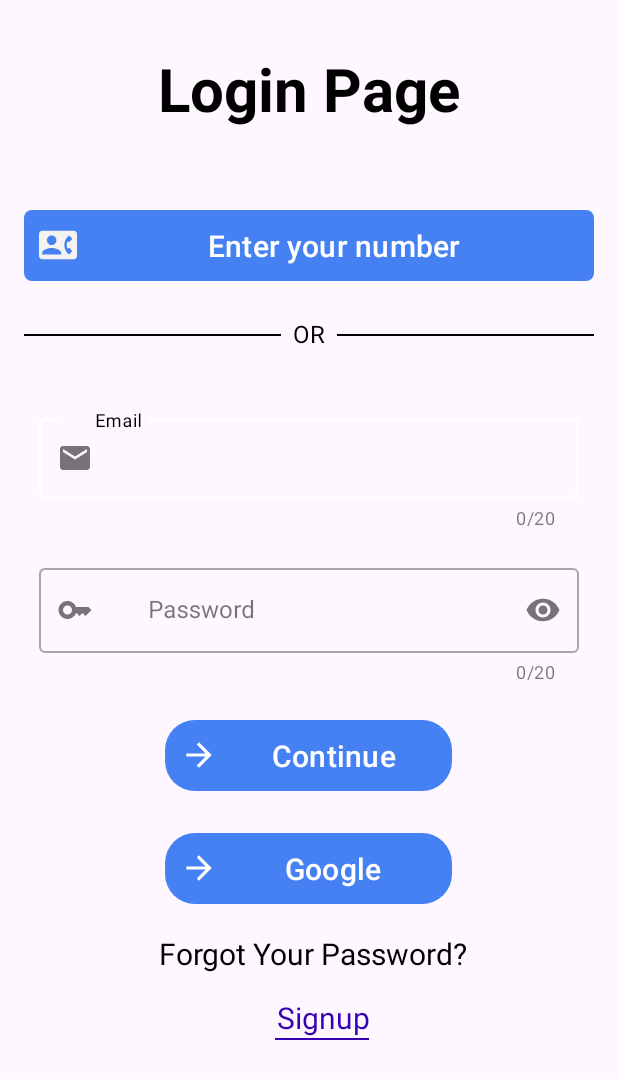
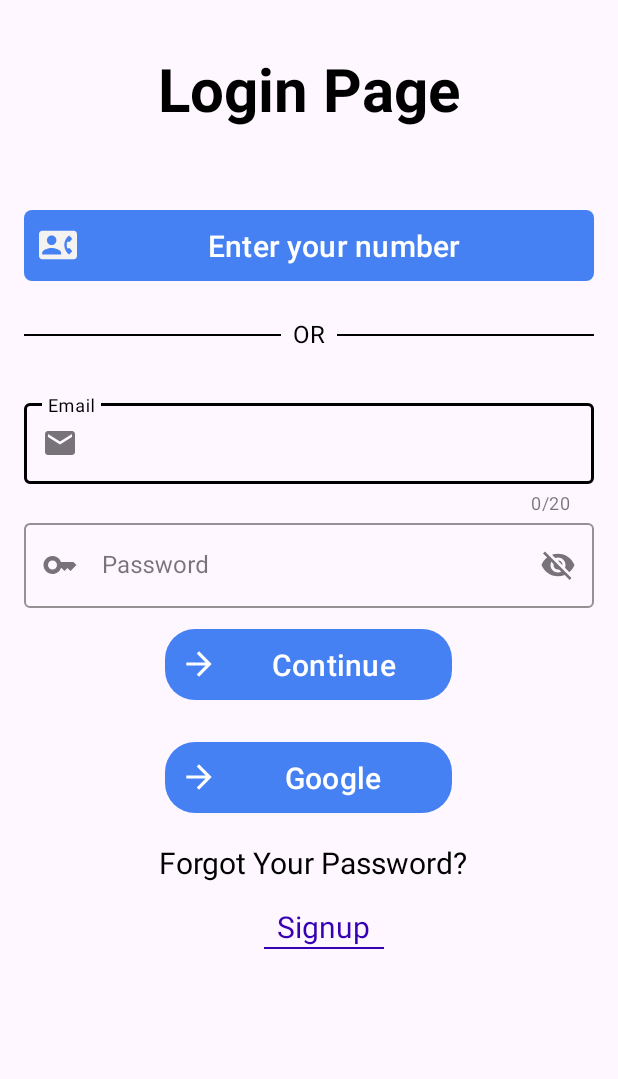
Before and after one commit to shushilgautam/Ride-Sharing-Application---Java, an Android app: the screen it shows after launch (LoginActivity), on a phone screen of 412 x 824 dp. Shown: the top 1079 px of the screen. Run offline under Robolectric (Android 15) with nearby library versions, the phone set to English and light mode, and no system bars.

Commit message:
login and signup

```diff
--- a/app/src/main/java/com/example/ridesharing/Activity/LoginActivity.java
+++ b/app/src/main/java/com/example/ridesharing/Activity/LoginActivity.java
@@ -1,6 +1,10 @@
 package com.example.ridesharing.Activity;
 
+import android.content.Intent;
 import android.os.Bundle;
+import android.view.View;
+import android.widget.Button;
+import android.widget.TextView;
 
 import androidx.annotation.Nullable;
 import androidx.appcompat.app.AppCompatActivity;
@@ -9,10 +13,31 @@ import com.example.ridesharing.R;
 
 
 public class LoginActivity extends AppCompatActivity {
+    TextView signup;
+    Button login;
     @Override
     protected void onCreate(@Nullable Bundle savedInstanceState) {
         super.onCreate(savedInstanceState);
         setContentView(R.layout.loginpage);
 
+        signup=findViewById(R.id.signupTextView);
+        login=findViewById(R.id.continebutton);
+
+        signup.setOnClickListener(new View.OnClickListener() {
+            @Override
+            public void onClick(View v) {
+                Intent i = new Intent(LoginActivity.this,SignupActivity.class);
+                startActivity(i);
+            }
+        });
+        login.setOnClickListener(new View.OnClickListener() {
+            @Override
+            public void onClick(View v) {
+                Intent i = new Intent(LoginActivity.this,HomeActivity.class);
+                startActivity(i);
+            }
+        });
+
+
     }
 }
--- a/app/src/main/res/layout/loginpage.xml
+++ b/app/src/main/res/layout/loginpage.xml
@@ -1,9 +1,9 @@
 <?xml version="1.0" encoding="utf-8"?>
-<RelativeLayout
-    xmlns:android="http://schemas.android.com/apk/res/android"
+<RelativeLayout xmlns:android="http://schemas.android.com/apk/res/android"
     xmlns:app="http://schemas.android.com/apk/res-auto"
     android:layout_width="match_parent"
     android:layout_height="match_parent">
+
     <LinearLayout
         android:layout_width="match_parent"
         android:layout_height="wrap_content"
@@ -12,15 +12,17 @@
         android:paddingTop="32dp"
         android:paddingEnd="16dp"
         android:paddingBottom="32dp">
+
         <TextView
             android:layout_width="wrap_content"
             android:layout_height="wrap_content"
+            android:layout_centerInParent="true"
+            android:layout_gravity="center"
             android:text="Login Page"
             android:textColor="@color/black"
-            android:textStyle="bold"
             android:textSize="40dp"
-            android:layout_gravity="center"
-            android:layout_centerInParent="true"/>
+            android:textStyle="bold" />
+
         <com.google.android.material.button.MaterialButton
             android:id="@+id/enternumberbutton"
             android:layout_width="match_parent"
@@ -36,17 +38,20 @@
             android:textSize="20sp"
             app:backgroundTint="#4681F4"
             app:cornerRadius="5dp" />
+
         <LinearLayout
             android:layout_width="match_parent"
             android:layout_height="wrap_content"
             android:layout_marginTop="20dp"
             android:orientation="horizontal">
+
             <View
                 android:layout_width="0dp"
                 android:layout_height="1dp"
                 android:layout_marginTop="11sp"
                 android:layout_weight="1"
                 android:background="@color/black" />
+
             <TextView
                 android:layout_width="wrap_content"
                 android:layout_height="wrap_content"
@@ -54,6 +59,7 @@
                 android:text="OR"
                 android:textColor="@color/black"
                 android:textSize="16sp" />
+
             <View
                 android:layout_width="0dp"
                 android:layout_height="1dp"
@@ -61,45 +67,52 @@
                 android:layout_weight="1"
                 android:background="@color/black" />
         </LinearLayout>
+
         <com.google.android.material.textfield.TextInputLayout
             android:id="@+id/emailField"
             style="@style/Widget.MaterialComponents.TextInputLayout.OutlinedBox"
             android:layout_width="match_parent"
             android:layout_height="wrap_content"
             android:layout_marginTop="30sp"
-            android:hint="       Email"
-            android:padding="10dp"
+            android:hint="Email"
+            app:boxStrokeColor="@color/black"
             app:counterEnabled="true"
             app:counterMaxLength="20"
             app:endIconMode="clear_text"
             app:hintTextColor="@color/black"
 
             app:startIconDrawable="@drawable/baseline_email_24">
+
             <com.google.android.material.textfield.TextInputEditText
                 style="@style/Widget.MaterialComponents.TextInputLayout.OutlinedBox"
                 android:layout_width="match_parent"
                 android:layout_height="wrap_content"
                 android:inputType="textEmailAddress" />
         </com.google.android.material.textfield.TextInputLayout>
+
         <com.google.android.material.textfield.TextInputLayout
-            android:id="@+id/passwordField"
-            style="@style/Widget.MaterialComponents.TextInputLayout.OutlinedBox"
             android:layout_width="match_parent"
             android:layout_height="wrap_content"
-            android:hint="     Password"
-            android:padding="10dp"
-            app:counterEnabled="true"
-            app:counterMaxLength="20"
+            style="@style/Widget.MaterialComponents.TextInputLayout.OutlinedBox"
+            app:hintTextColor="@color/black"
+            app:startIconDrawable="@drawable/baseline_key_24"
+            app:boxStrokeColor="@color/black"
+            android:backgroundTint="#979797"
             app:endIconMode="password_toggle"
-            app:startIconDrawable="@drawable/baseline_key_24">
+            android:hint="Password"
+
+            >
+
             <com.google.android.material.textfield.TextInputEditText
                 android:layout_width="match_parent"
                 android:layout_height="wrap_content"
-                android:inputType="textPassword" />
+                android:id="@+id/password"/>
         </com.google.android.material.textfield.TextInputLayout>
+
         <LinearLayout
             android:layout_width="match_parent"
             android:layout_height="match_parent" />
+
         <com.google.android.material.button.MaterialButton
             android:id="@+id/continebutton"
             android:layout_width="191dp"
@@ -115,13 +128,14 @@
             android:textSize="20sp"
             app:backgroundTint="#4681F4"
             app:cornerRadius="20sp" />
+
         <com.google.android.material.button.MaterialButton
             android:id="@+id/googlebutton"
             android:layout_width="191dp"
             android:layout_height="wrap_content"
             android:layout_gravity="center"
+            android:layout_marginTop="20dp"
             android:drawableLeft="@drawable/arrow"
-            android:layout_marginTop="20dp"
             android:padding="10dp"
             android:paddingStart="10dp"
             android:text="Google"
@@ -130,6 +144,7 @@
             android:textSize="20sp"
             app:backgroundTint="#4681F4"
             app:cornerRadius="20sp" />
+
         <TextView
             android:id="@+id/forgotPasswordTextView"
             android:layout_width="wrap_content"
@@ -140,23 +155,25 @@
             android:text="Forgot Your Password?"
             android:textColor="@color/black"
             android:textSize="20dp" />
+
         <TextView
             android:id="@+id/signupTextView"
             android:layout_width="wrap_content"
             android:layout_height="wrap_content"
             android:layout_below="@id/googlebutton"
+            android:layout_gravity="center"
             android:layout_marginLeft="10dp"
             android:layout_marginTop="15sp"
-            android:layout_gravity="center"
             android:layout_toEndOf="@id/forgotPasswordTextView"
             android:text="Signup"
             android:textColor="@color/purple_700"
             android:textSize="20dp" />
+
         <View
             android:layout_width="match_parent"
             android:layout_height="1.5dp"
-            android:layout_marginLeft="167dp"
-            android:layout_marginRight="150dp"
+            android:layout_marginLeft="160dp"
+            android:layout_marginRight="140dp"
             android:background="@color/purple_700" />
     </LinearLayout>
 </RelativeLayout>
```
Also changed, not shown: app/src/main/java/com/example/ridesharing/Activity/SignupActivity.java (+15 -0 lines), app/src/main/res/layout/signup_layout.xml (+8 -7 lines).
